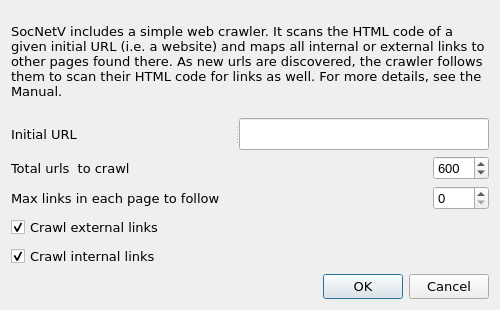
Before: the Qt Designer form src/forms/webcrawlerdialog.ui in socnetv/app, drawn with Qt 5.
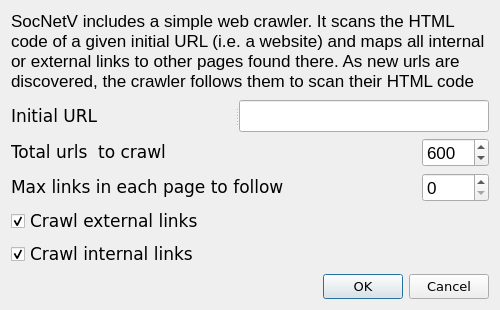
After: the same form once the commit is applied.

```diff
--- a/src/forms/webcrawlerdialog.ui
+++ b/src/forms/webcrawlerdialog.ui
@@ -2,6 +2,14 @@
 <ui version="4.0">
  <class>WebCrawlerDialog</class>
  <widget class="QDialog" name="WebCrawlerDialog">
+  <property name="geometry">
+   <rect>
+    <x>0</x>
+    <y>0</y>
+    <width>500</width>
+    <height>310</height>
+   </rect>
+  </property>
   <property name="sizePolicy">
    <sizepolicy hsizetype="Minimum" vsizetype="Minimum">
     <horstretch>0</horstretch>
@@ -40,8 +48,8 @@
      </property>
      <property name="font">
       <font>
-       <family>DejaVu Sans</family>
-       <pointsize>10</pointsize>
+       <family>Lucida Grande</family>
+       <pointsize>13</pointsize>
        <stylestrategy>PreferAntialias</stylestrategy>
       </font>
      </property>
@@ -77,7 +85,7 @@
       <property name="font">
        <font>
         <family>DejaVu Sans</family>
-        <pointsize>10</pointsize>
+        <pointsize>13</pointsize>
         <weight>50</weight>
         <bold>false</bold>
         <stylestrategy>PreferAntialias</stylestrategy>
@@ -103,7 +111,7 @@
       <property name="font">
        <font>
         <family>DejaVu Sans</family>
-        <pointsize>10</pointsize>
+        <pointsize>13</pointsize>
         <stylestrategy>PreferAntialias</stylestrategy>
        </font>
       </property>
@@ -145,7 +153,7 @@
        <property name="font">
         <font>
          <family>DejaVu Sans</family>
-         <pointsize>10</pointsize>
+         <pointsize>13</pointsize>
          <weight>50</weight>
          <bold>false</bold>
          <stylestrategy>PreferAntialias</stylestrategy>
@@ -191,7 +199,7 @@
        </property>
        <property name="font">
         <font>
-         <pointsize>10</pointsize>
+         <pointsize>13</pointsize>
          <stylestrategy>PreferAntialias</stylestrategy>
         </font>
        </property>
@@ -223,7 +231,7 @@
        <property name="font">
         <font>
          <family>DejaVu Sans</family>
-         <pointsize>10</pointsize>
+         <pointsize>13</pointsize>
          <weight>50</weight>
          <bold>false</bold>
          <stylestrategy>PreferAntialias</stylestrategy>
@@ -248,7 +256,7 @@
        </property>
        <property name="font">
         <font>
-         <pointsize>10</pointsize>
+         <pointsize>13</pointsize>
          <stylestrategy>PreferAntialias</stylestrategy>
         </font>
        </property>
@@ -288,7 +296,7 @@
      <property name="font">
       <font>
        <family>DejaVu Sans</family>
-       <pointsize>10</pointsize>
+       <pointsize>13</pointsize>
        <stylestrategy>PreferAntialias</stylestrategy>
       </font>
      </property>
@@ -317,7 +325,7 @@
      <property name="font">
       <font>
        <family>DejaVu Sans</family>
-       <pointsize>10</pointsize>
+       <pointsize>13</pointsize>
        <stylestrategy>PreferAntialias</stylestrategy>
       </font>
      </property>
```
